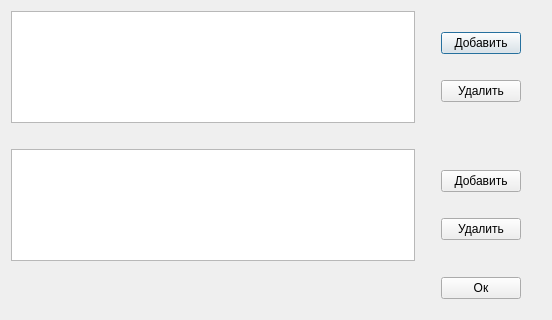
Old version of the form ui/studentswindow.ui in the repository 7enSmile/clientVKR.
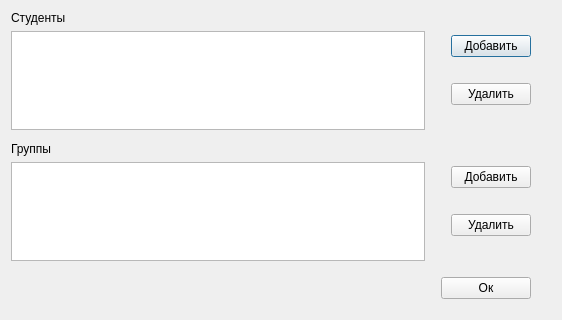
New version of the form.

```diff
--- a/ui/studentswindow.ui
+++ b/ui/studentswindow.ui
@@ -6,7 +6,7 @@
    <rect>
     <x>0</x>
     <y>0</y>
-    <width>543</width>
+    <width>562</width>
     <height>320</height>
    </rect>
   </property>
@@ -19,6 +19,15 @@
      <item>
       <layout class="QHBoxLayout" name="horizontalLayout">
        <item>
+        <layout class="QVBoxLayout" name="verticalLayout_5">
+         <item>
+          <widget class="QLabel" name="label">
+           <property name="text">
+            <string>Студенты</string>
+           </property>
+          </widget>
+         </item>
+         <item>
         <widget class="QTableView" name="tableViewStudents">
          <property name="showGrid">
           <bool>true</bool>
@@ -43,6 +52,8 @@
          </attribute>
         </widget>
        </item>
+        </layout>
+       </item>
        <item>
         <spacer name="horizontalSpacer_3">
          <property name="orientation">
@@ -153,6 +164,15 @@
      <item>
       <layout class="QHBoxLayout" name="horizontalLayout_3">
        <item>
+        <layout class="QVBoxLayout" name="verticalLayout_6">
+         <item>
+          <widget class="QLabel" name="label_2">
+           <property name="text">
+            <string>Группы</string>
+           </property>
+          </widget>
+         </item>
+         <item>
         <widget class="QTableView" name="tableViewGroups">
          <attribute name="horizontalHeaderVisible">
           <bool>false</bool>
@@ -161,6 +181,8 @@
           <number>1000</number>
          </attribute>
         </widget>
+         </item>
+        </layout>
        </item>
        <item>
         <spacer name="horizontalSpacer_2">
```
Lines whose indentation alone changed are shown as unchanged.
